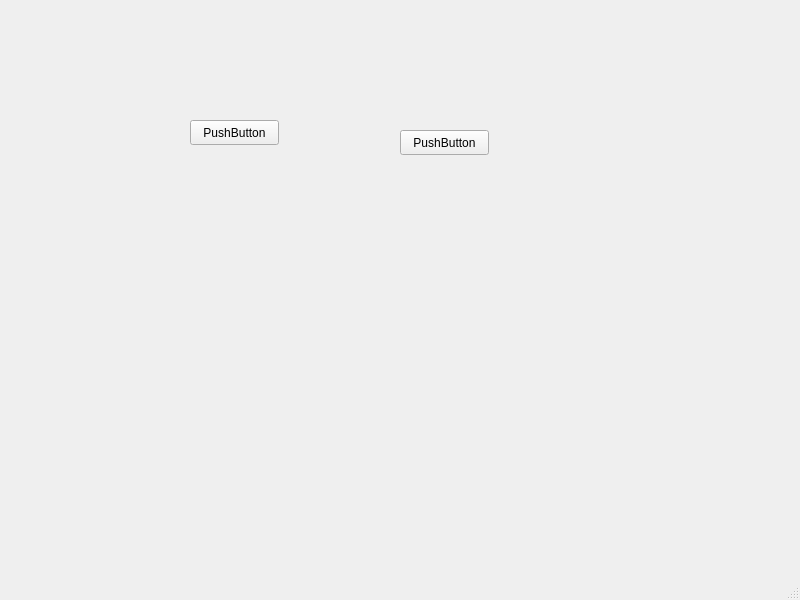
The window that ITU_clock/settingwindow.ui (Kathelas007/ITU) describes before a commit, drawn with Qt 5.
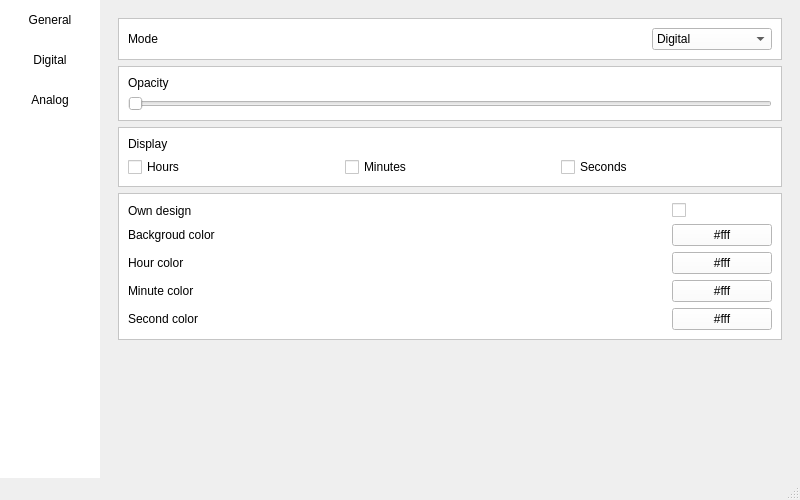
The same window after the commit.

Diff of the .ui file:
```diff
--- a/ITU_clock/settingwindow.ui
+++ b/ITU_clock/settingwindow.ui
@@ -7,39 +7,825 @@
     <x>0</x>
     <y>0</y>
     <width>800</width>
-    <height>600</height>
+    <height>500</height>
    </rect>
   </property>
+  <property name="minimumSize">
+   <size>
+    <width>800</width>
+    <height>500</height>
+   </size>
+  </property>
+  <property name="maximumSize">
+   <size>
+    <width>800</width>
+    <height>500</height>
+   </size>
+  </property>
   <property name="windowTitle">
    <string>MainWindow</string>
   </property>
   <widget class="QWidget" name="centralwidget">
-   <widget class="QPushButton" name="pushButton">
-    <property name="geometry">
-     <rect>
-      <x>190</x>
-      <y>120</y>
-      <width>89</width>
-      <height>25</height>
-     </rect>
+   <layout class="QHBoxLayout" name="horizontalLayout">
+    <property name="spacing">
+     <number>0</number>
     </property>
-    <property name="text">
-     <string>PushButton</string>
+    <property name="leftMargin">
+     <number>0</number>
     </property>
-   </widget>
-   <widget class="QPushButton" name="pushButton_2">
-    <property name="geometry">
-     <rect>
-      <x>400</x>
-      <y>130</y>
-      <width>89</width>
-      <height>25</height>
-     </rect>
+    <property name="topMargin">
+     <number>0</number>
     </property>
-    <property name="text">
-     <string>PushButton</string>
+    <property name="rightMargin">
+     <number>0</number>
     </property>
-   </widget>
+    <property name="bottomMargin">
+     <number>0</number>
+    </property>
+    <item>
+     <widget class="QFrame" name="nav_bar_frame">
+      <property name="minimumSize">
+       <size>
+        <width>100</width>
+        <height>0</height>
+       </size>
+      </property>
+      <property name="maximumSize">
+       <size>
+        <width>100</width>
+        <height>16777215</height>
+       </size>
+      </property>
+      <property name="styleSheet">
+       <string notr="true">background-color: rgb(255, 255, 255);</string>
+      </property>
+      <property name="frameShape">
+       <enum>QFrame::NoFrame</enum>
+      </property>
+      <property name="frameShadow">
+       <enum>QFrame::Raised</enum>
+      </property>
+      <layout class="QVBoxLayout" name="verticalLayout">
+       <property name="spacing">
+        <number>0</number>
+       </property>
+       <property name="leftMargin">
+        <number>0</number>
+       </property>
+       <property name="topMargin">
+        <number>0</number>
+       </property>
+       <property name="rightMargin">
+        <number>0</number>
+       </property>
+       <property name="bottomMargin">
+        <number>0</number>
+       </property>
+       <item>
+        <widget class="QPushButton" name="pushButton_1">
+         <property name="minimumSize">
+          <size>
+           <width>0</width>
+           <height>40</height>
+          </size>
+         </property>
+         <property name="styleSheet">
+          <string notr="true">QPushButton{	
+  background-color: rgb(255, 255, 255);
+    border: 0px s;
+}
+
+QPushButton:hover{
+	background-color: rgb(243, 243, 243);
+}
+
+QPushButton:checked{
+  background-color: rgb(233, 84, 32);
+	color: rgb(255, 255, 255);
+}</string>
+         </property>
+         <property name="text">
+          <string>General</string>
+         </property>
+         <property name="checkable">
+          <bool>true</bool>
+         </property>
+        </widget>
+       </item>
+       <item>
+        <widget class="QPushButton" name="pushButton_2">
+         <property name="minimumSize">
+          <size>
+           <width>0</width>
+           <height>40</height>
+          </size>
+         </property>
+         <property name="styleSheet">
+          <string notr="true">QPushButton{	background-color: rgb(255, 255, 255);
+    border: 0px s;
+}
+
+QPushButton:hover{
+	background-color: rgb(243, 243, 243);
+}
+
+QPushButton:checked{
+  background-color: rgb(233, 84, 32);
+	color: rgb(255, 255, 255);
+}</string>
+         </property>
+         <property name="text">
+          <string>Digital</string>
+         </property>
+         <property name="checkable">
+          <bool>true</bool>
+         </property>
+        </widget>
+       </item>
+       <item>
+        <widget class="QPushButton" name="pushButton_3">
+         <property name="minimumSize">
+          <size>
+           <width>0</width>
+           <height>40</height>
+          </size>
+         </property>
+         <property name="styleSheet">
+          <string notr="true">QPushButton{	background-color: rgb(255, 255, 255);
+    border: 0px s;
+}
+
+QPushButton:hover{
+	background-color: rgb(243, 243, 243);
+}
+
+QPushButton:checked{
+  background-color: rgb(233, 84, 32);
+	color: rgb(255, 255, 255);
+}</string>
+         </property>
+         <property name="text">
+          <string>Analog</string>
+         </property>
+         <property name="checkable">
+          <bool>true</bool>
+         </property>
+        </widget>
+       </item>
+       <item>
+        <spacer name="verticalSpacer">
+         <property name="orientation">
+          <enum>Qt::Vertical</enum>
+         </property>
+         <property name="sizeHint" stdset="0">
+          <size>
+           <width>20</width>
+           <height>40</height>
+          </size>
+         </property>
+        </spacer>
+       </item>
+      </layout>
+     </widget>
+    </item>
+    <item>
+     <widget class="QStackedWidget" name="stackedWidget">
+      <property name="frameShape">
+       <enum>QFrame::NoFrame</enum>
+      </property>
+      <property name="frameShadow">
+       <enum>QFrame::Raised</enum>
+      </property>
+      <widget class="QWidget" name="page_1" native="true">
+       <layout class="QVBoxLayout" name="verticalLayout_4">
+        <item>
+         <widget class="QFrame" name="frame_2">
+          <property name="frameShape">
+           <enum>QFrame::NoFrame</enum>
+          </property>
+          <property name="frameShadow">
+           <enum>QFrame::Raised</enum>
+          </property>
+          <layout class="QVBoxLayout" name="verticalLayout_9">
+           <item>
+            <widget class="QFrame" name="mode_frame">
+             <property name="styleSheet">
+              <string notr="true">background-color: rgb(255, 255, 255);</string>
+             </property>
+             <property name="frameShape">
+              <enum>QFrame::StyledPanel</enum>
+             </property>
+             <property name="frameShadow">
+              <enum>QFrame::Raised</enum>
+             </property>
+             <layout class="QHBoxLayout" name="horizontalLayout_2">
+              <item>
+               <widget class="QLabel" name="label">
+                <property name="text">
+                 <string>Mode</string>
+                </property>
+               </widget>
+              </item>
+              <item>
+               <widget class="QComboBox" name="comboBox">
+                <property name="minimumSize">
+                 <size>
+                  <width>120</width>
+                  <height>0</height>
+                 </size>
+                </property>
+                <property name="maximumSize">
+                 <size>
+                  <width>120</width>
+                  <height>16777215</height>
+                 </size>
+                </property>
+                <item>
+                 <property name="text">
+                  <string>Digital</string>
+                 </property>
+                </item>
+                <item>
+                 <property name="text">
+                  <string>Analog</string>
+                 </property>
+                </item>
+               </widget>
+              </item>
+             </layout>
+            </widget>
+           </item>
+           <item>
+            <widget class="QFrame" name="opacity_frame">
+             <property name="styleSheet">
+              <string notr="true">background-color: rgb(255, 255, 255);</string>
+             </property>
+             <property name="frameShape">
+              <enum>QFrame::StyledPanel</enum>
+             </property>
+             <property name="frameShadow">
+              <enum>QFrame::Raised</enum>
+             </property>
+             <layout class="QVBoxLayout" name="verticalLayout_5">
+              <item>
+               <widget class="QLabel" name="label_2">
+                <property name="text">
+                 <string>Opacity</string>
+                </property>
+               </widget>
+              </item>
+              <item>
+               <widget class="QSlider" name="horizontalSlider">
+                <property name="orientation">
+                 <enum>Qt::Horizontal</enum>
+                </property>
+               </widget>
+              </item>
+             </layout>
+            </widget>
+           </item>
+           <item>
+            <widget class="QFrame" name="mode_frame_6">
+             <property name="styleSheet">
+              <string notr="true">background-color: rgb(255, 255, 255);</string>
+             </property>
+             <property name="frameShape">
+              <enum>QFrame::StyledPanel</enum>
+             </property>
+             <property name="frameShadow">
+              <enum>QFrame::Raised</enum>
+             </property>
+             <layout class="QVBoxLayout" name="verticalLayout_3">
+              <item>
+               <widget class="QLabel" name="label_3">
+                <property name="text">
+                 <string>Display</string>
+                </property>
+               </widget>
+              </item>
+              <item>
+               <layout class="QHBoxLayout" name="horizontalLayout_9">
+                <item>
+                 <widget class="QCheckBox" name="checkBox_3">
+                  <property name="text">
+                   <string>Hours</string>
+                  </property>
+                 </widget>
+                </item>
+                <item>
+                 <widget class="QCheckBox" name="checkBox_2">
+                  <property name="text">
+                   <string>Minutes</string>
+                  </property>
+                 </widget>
+                </item>
+                <item>
+                 <widget class="QCheckBox" name="checkBox_4">
+                  <property name="text">
+                   <string>Seconds</string>
+                  </property>
+                 </widget>
+                </item>
+               </layout>
+              </item>
+             </layout>
+            </widget>
+           </item>
+           <item>
+            <widget class="QFrame" name="color_frame">
+             <property name="styleSheet">
+              <string notr="true">background-color: rgb(255, 255, 255);</string>
+             </property>
+             <property name="frameShape">
+              <enum>QFrame::StyledPanel</enum>
+             </property>
+             <property name="frameShadow">
+              <enum>QFrame::Raised</enum>
+             </property>
+             <layout class="QVBoxLayout" name="verticalLayout_2">
+              <item>
+               <layout class="QHBoxLayout" name="horizontalLayout_3">
+                <item>
+                 <widget class="QLabel" name="label_4">
+                  <property name="text">
+                   <string>Own design</string>
+                  </property>
+                 </widget>
+                </item>
+                <item>
+                 <widget class="QCheckBox" name="checkBox">
+                  <property name="minimumSize">
+                   <size>
+                    <width>100</width>
+                    <height>0</height>
+                   </size>
+                  </property>
+                  <property name="maximumSize">
+                   <size>
+                    <width>100</width>
+                    <height>16777215</height>
+                   </size>
+                  </property>
+                  <property name="text">
+                   <string/>
+                  </property>
+                 </widget>
+                </item>
+               </layout>
+              </item>
+              <item>
+               <layout class="QHBoxLayout" name="horizontalLayout_4">
+                <item>
+                 <widget class="QLabel" name="label_5">
+                  <property name="text">
+                   <string>Backgroud color</string>
+                  </property>
+                 </widget>
+                </item>
+                <item>
+                 <widget class="QPushButton" name="pushButton">
+                  <property name="minimumSize">
+                   <size>
+                    <width>100</width>
+                    <height>0</height>
+                   </size>
+                  </property>
+                  <property name="maximumSize">
+                   <size>
+                    <width>100</width>
+                    <height>16777215</height>
+                   </size>
+                  </property>
+                  <property name="text">
+                   <string>#fff</string>
+                  </property>
+                 </widget>
+                </item>
+               </layout>
+              </item>
+              <item>
+               <layout class="QHBoxLayout" name="horizontalLayout_5">
+                <item>
+                 <widget class="QLabel" name="label_6">
+                  <property name="text">
+                   <string>Hour color</string>
+                  </property>
+                 </widget>
+                </item>
+                <item>
+                 <widget class="QPushButton" name="pushButton_4">
+                  <property name="minimumSize">
+                   <size>
+                    <width>100</width>
+                    <height>0</height>
+                   </size>
+                  </property>
+                  <property name="maximumSize">
+                   <size>
+                    <width>100</width>
+                    <height>16777215</height>
+                   </size>
+                  </property>
+                  <property name="text">
+                   <string>#fff</string>
+                  </property>
+                 </widget>
+                </item>
+               </layout>
+              </item>
+              <item>
+               <layout class="QHBoxLayout" name="horizontalLayout_6">
+                <item>
+                 <widget class="QLabel" name="label_7">
+                  <property name="text">
+                   <string>Minute color</string>
+                  </property>
+                 </widget>
+                </item>
+                <item>
+                 <widget class="QPushButton" name="pushButton_5">
+                  <property name="minimumSize">
+                   <size>
+                    <width>100</width>
+                    <height>0</height>
+                   </size>
+                  </property>
+                  <property name="maximumSize">
+                   <size>
+                    <width>100</width>
+                    <height>16777215</height>
+                   </size>
+                  </property>
+                  <property name="text">
+                   <string>#fff</string>
+                  </property>
+                 </widget>
+                </item>
+               </layout>
+              </item>
+              <item>
+               <layout class="QHBoxLayout" name="horizontalLayout_7">
+                <item>
+                 <widget class="QLabel" name="label_8">
+                  <property name="text">
+                   <string>Second color</string>
+                  </property>
+                 </widget>
+                </item>
+                <item>
+                 <widget class="QPushButton" name="pushButton_6">
+                  <property name="minimumSize">
+                   <size>
+                    <width>100</width>
+                    <height>0</height>
+                   </size>
+                  </property>
+                  <property name="maximumSize">
+                   <size>
+                    <width>100</width>
+                    <height>16777215</height>
+                   </size>
+                  </property>
+                  <property name="text">
+                   <string>#fff</string>
+                  </property>
+                 </widget>
+                </item>
+               </layout>
+              </item>
+             </layout>
+            </widget>
+           </item>
+           <item>
+            <spacer name="verticalSpacer_2">
+             <property name="orientation">
+              <enum>Qt::Vertical</enum>
+             </property>
+             <property name="sizeHint" stdset="0">
+              <size>
+               <width>20</width>
+               <height>40</height>
+              </size>
+             </property>
+            </spacer>
+           </item>
+          </layout>
+         </widget>
+        </item>
+       </layout>
+      </widget>
+      <widget class="QWidget" name="page_2">
+       <layout class="QVBoxLayout" name="verticalLayout_6">
+        <item>
+         <widget class="QFrame" name="frame_3">
+          <property name="frameShape">
+           <enum>QFrame::NoFrame</enum>
+          </property>
+          <property name="frameShadow">
+           <enum>QFrame::Raised</enum>
+          </property>
+          <layout class="QVBoxLayout" name="verticalLayout_7">
+           <property name="spacing">
+            <number>20</number>
+           </property>
+           <item>
+            <widget class="QFrame" name="mode_frame_2">
+             <property name="styleSheet">
+              <string notr="true">background-color: rgb(255, 255, 255);</string>
+             </property>
+             <property name="frameShape">
+              <enum>QFrame::StyledPanel</enum>
+             </property>
+             <property name="frameShadow">
+              <enum>QFrame::Raised</enum>
+             </property>
+             <layout class="QHBoxLayout" name="horizontalLayout_8">
+              <item>
+               <widget class="QLabel" name="label_9">
+                <property name="text">
+                 <string>Format</string>
+                </property>
+               </widget>
+              </item>
+              <item>
+               <widget class="QComboBox" name="comboBox_2">
+                <property name="minimumSize">
+                 <size>
+                  <width>120</width>
+                  <height>0</height>
+                 </size>
+                </property>
+                <property name="maximumSize">
+                 <size>
+                  <width>120</width>
+                  <height>16777215</height>
+                 </size>
+                </property>
+                <item>
+                 <property name="text">
+                  <string>12 h</string>
+                 </property>
+                </item>
+                <item>
+                 <property name="text">
+                  <string>24 h</string>
+                 </property>
+                </item>
+               </widget>
+              </item>
+             </layout>
+            </widget>
+           </item>
+           <item>
+            <widget class="QFrame" name="opacity_frame_2">
+             <property name="styleSheet">
+              <string notr="true">background-color: rgb(255, 255, 255);</string>
+             </property>
+             <property name="frameShape">
+              <enum>QFrame::StyledPanel</enum>
+             </property>
+             <property name="frameShadow">
+              <enum>QFrame::Raised</enum>
+             </property>
+             <layout class="QHBoxLayout" name="horizontalLayout_20">
+              <item>
+               <widget class="QLabel" name="label_10">
+                <property name="text">
+                 <string>Deliminer</string>
+                </property>
+               </widget>
+              </item>
+              <item>
+               <widget class="QLineEdit" name="lineEdit">
+                <property name="minimumSize">
+                 <size>
+                  <width>120</width>
+                  <height>0</height>
+                 </size>
+                </property>
+                <property name="maximumSize">
+                 <size>
+                  <width>120</width>
+                  <height>16777215</height>
+                 </size>
+                </property>
+                <property name="text">
+                 <string>:</string>
+                </property>
+               </widget>
+              </item>
+             </layout>
+            </widget>
+           </item>
+           <item>
+            <spacer name="verticalSpacer_3">
+             <property name="orientation">
+              <enum>Qt::Vertical</enum>
+             </property>
+             <property name="sizeHint" stdset="0">
+              <size>
+               <width>20</width>
+               <height>40</height>
+              </size>
+             </property>
+            </spacer>
+           </item>
+          </layout>
+         </widget>
+        </item>
+       </layout>
+      </widget>
+      <widget class="QWidget" name="page_3">
+       <layout class="QVBoxLayout" name="verticalLayout_10">
+        <item>
+         <widget class="QFrame" name="frame_4">
+          <property name="frameShape">
+           <enum>QFrame::NoFrame</enum>
+          </property>
+          <property name="frameShadow">
+           <enum>QFrame::Raised</enum>
+          </property>
+          <layout class="QVBoxLayout" name="verticalLayout_8">
+           <item>
+            <widget class="QFrame" name="mode_frame_3">
+             <property name="styleSheet">
+              <string notr="true">background-color: rgb(255, 255, 255);</string>
+             </property>
+             <property name="frameShape">
+              <enum>QFrame::StyledPanel</enum>
+             </property>
+             <property name="frameShadow">
+              <enum>QFrame::Raised</enum>
+             </property>
+             <layout class="QHBoxLayout" name="horizontalLayout_14">
+              <item>
+               <widget class="QLabel" name="label_16">
+                <property name="text">
+                 <string>Dial mode</string>
+                </property>
+               </widget>
+              </item>
+              <item>
+               <widget class="QComboBox" name="comboBox_3">
+                <property name="minimumSize">
+                 <size>
+                  <width>120</width>
+                  <height>0</height>
+                 </size>
+                </property>
+                <property name="maximumSize">
+                 <size>
+                  <width>120</width>
+                  <height>16777215</height>
+                 </size>
+                </property>
+                <item>
+                 <property name="text">
+                  <string>Hours</string>
+                 </property>
+                </item>
+                <item>
+                 <property name="text">
+                  <string>Minutes</string>
+                 </property>
+                </item>
+                <item>
+                 <property name="text">
+                  <string>None</string>
+                 </property>
+                </item>
+               </widget>
+              </item>
+             </layout>
+            </widget>
+           </item>
+           <item>
+            <widget class="QFrame" name="mode_frame_4">
+             <property name="styleSheet">
+              <string notr="true">background-color: rgb(255, 255, 255);</string>
+             </property>
+             <property name="frameShape">
+              <enum>QFrame::StyledPanel</enum>
+             </property>
+             <property name="frameShadow">
+              <enum>QFrame::Raised</enum>
+             </property>
+             <layout class="QHBoxLayout" name="horizontalLayout_21">
+              <item>
+               <widget class="QLabel" name="label_23">
+                <property name="text">
+                 <string>Dial description</string>
+                </property>
+               </widget>
+              </item>
+              <item>
+               <widget class="QComboBox" name="comboBox_4">
+                <property name="minimumSize">
+                 <size>
+                  <width>120</width>
+                  <height>0</height>
+                 </size>
+                </property>
+                <property name="maximumSize">
+                 <size>
+                  <width>120</width>
+                  <height>16777215</height>
+                 </size>
+                </property>
+                <item>
+                 <property name="text">
+                  <string>Latin Numbers</string>
+                 </property>
+                </item>
+                <item>
+                 <property name="text">
+                  <string>Rome Numbers</string>
+                 </property>
+                </item>
+                <item>
+                 <property name="text">
+                  <string>None</string>
+                 </property>
+                </item>
+               </widget>
+              </item>
+             </layout>
+            </widget>
+           </item>
+           <item>
+            <widget class="QFrame" name="mode_frame_5">
+             <property name="styleSheet">
+              <string notr="true">background-color: rgb(255, 255, 255);</string>
+             </property>
+             <property name="frameShape">
+              <enum>QFrame::StyledPanel</enum>
+             </property>
+             <property name="frameShadow">
+              <enum>QFrame::Raised</enum>
+             </property>
+             <layout class="QHBoxLayout" name="horizontalLayout_22">
+              <item>
+               <widget class="QLabel" name="label_24">
+                <property name="text">
+                 <string>Dial color</string>
+                </property>
+               </widget>
+              </item>
+              <item>
+               <widget class="QComboBox" name="comboBox_5">
+                <property name="minimumSize">
+                 <size>
+                  <width>120</width>
+                  <height>0</height>
+                 </size>
+                </property>
+                <property name="maximumSize">
+                 <size>
+                  <width>120</width>
+                  <height>16777215</height>
+                 </size>
+                </property>
+                <item>
+                 <property name="text">
+                  <string>Latin Numbers</string>
+                 </property>
+                </item>
+                <item>
+                 <property name="text">
+                  <string>Rome Numbers</string>
+                 </property>
+                </item>
+                <item>
+                 <property name="text">
+                  <string>None</string>
+                 </property>
+                </item>
+               </widget>
+              </item>
+             </layout>
+            </widget>
+           </item>
+           <item>
+            <spacer name="verticalSpacer_4">
+             <property name="orientation">
+              <enum>Qt::Vertical</enum>
+             </property>
+             <property name="sizeHint" stdset="0">
+              <size>
+               <width>20</width>
+               <height>40</height>
+              </size>
+             </property>
+            </spacer>
+           </item>
+          </layout>
+         </widget>
+        </item>
+       </layout>
+      </widget>
+     </widget>
+    </item>
+   </layout>
   </widget>
   <widget class="QMenuBar" name="menubar">
    <property name="geometry">
```
